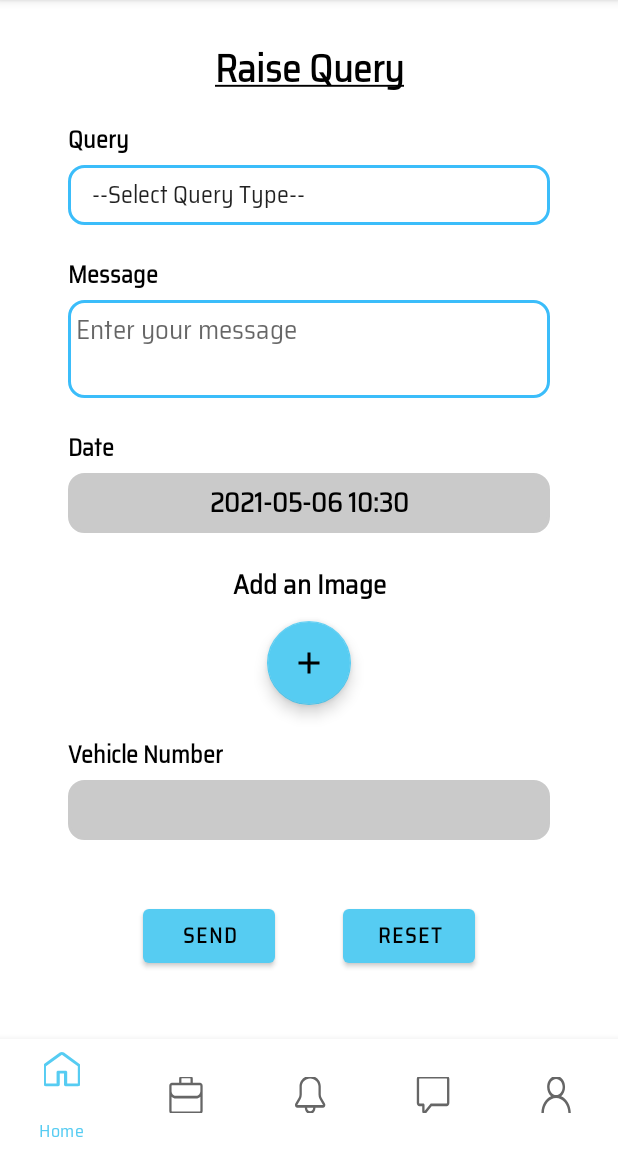
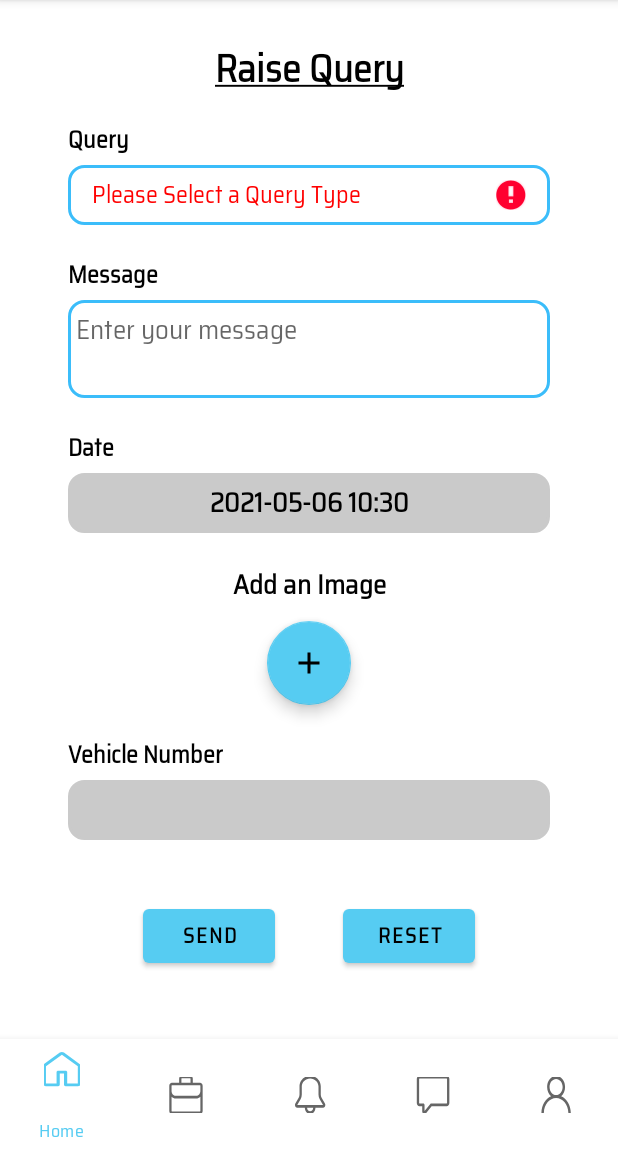
Before and after one commit to shivamsharma01/ParkMe, an Android app: the fragment RaiseQueryFragment placed in its activity, after a tap on "SEND", on a phone screen of 412 x 824 dp, the part 84-1236 px from its top. Run offline under Robolectric (Android 15) with nearby library versions, the phone set to English and light mode, and no system bars; our stand-ins replace Volley; libraries missing offline, so code that uses them is left out: com.google.mlkit.vision, com.theartofdev.edmodo; network calls fail.

```diff
--- a/app/src/main/java/com/android/parkme/RaiseQueryFragment.java
+++ b/app/src/main/java/com/android/parkme/RaiseQueryFragment.java
@@ -11,6 +11,7 @@ import android.content.Context;
 import android.content.Intent;
 import android.content.SharedPreferences;
 import android.graphics.Bitmap;
+import android.graphics.Color;
 import android.os.AsyncTask;
 import android.os.Bundle;
 import android.provider.MediaStore;
@@ -23,6 +24,7 @@ import android.widget.Button;
 import android.widget.EditText;
 import android.widget.ImageView;
 import android.widget.Spinner;
+import android.widget.TextView;
 
 import androidx.annotation.NonNull;
 import androidx.annotation.Nullable;
@@ -39,6 +41,7 @@ import com.android.volley.toolbox.JsonObjectRequest;
 import com.android.volley.toolbox.JsonRequest;
 import com.android.volley.toolbox.Volley;
 import com.google.android.material.floatingactionbutton.FloatingActionButton;
+import com.google.android.material.textview.MaterialTextView;
 import com.google.mlkit.vision.common.InputImage;
 import com.google.mlkit.vision.text.Text;
 import com.google.mlkit.vision.text.TextRecognition;
@@ -62,6 +65,7 @@ public class RaiseQueryFragment extends Fragment {
     private ArrayAdapter<String> queryTypeAdaptor;
     private Spinner queryTypeDropdown;
     private EditText dateText, messageText, vehicleNumber;
+    private MaterialTextView addImageError;
     private ImageView clickedImage;
     private FloatingActionButton addImage;
     private Button resetBtn, sendBtn;
@@ -94,7 +98,7 @@ public class RaiseQueryFragment extends Fragment {
                 getResources().getStringArray(R.array.query_types_array));
         queryTypeAdaptor.setDropDownViewResource(android.R.layout.simple_spinner_dropdown_item);
 
-        queryTypeDropdown = (Spinner) view.findViewById(R.id.dropdown_query_types);
+        queryTypeDropdown = view.findViewById(R.id.dropdown_query_types);
         messageText = view.findViewById(R.id.message_text);
         vehicleNumber = view.findViewById(R.id.number_value);
         clickedImage = view.findViewById(R.id.clicked_image);
@@ -102,11 +106,13 @@ public class RaiseQueryFragment extends Fragment {
         addImage = view.findViewById(R.id.add_image_button);
         dateText = view.findViewById(R.id.date_value);
         resetBtn = view.findViewById(R.id.reset_button);
+        addImageError = view.findViewById(R.id.add_image_error);
 
         queryTypeDropdown.setAdapter(queryTypeAdaptor);
         dateText.setText(new SimpleDateFormat("YYYY-MM-dd HH:mm").format(new Date()));
 
         addImage.setOnClickListener(v -> {
+            addImageError.setVisibility(View.GONE);
             if (Functions.checkAndRequestPermissions(getActivity())) {
                 CropImage.activity().start(getContext(), RaiseQueryFragment.this);
             }
@@ -122,12 +128,38 @@ public class RaiseQueryFragment extends Fragment {
         });
     }
 
+    public  boolean checkValidation() {
+        if (queryTypeDropdown.getSelectedItem().toString().equals("--Select Query Type--")) {
+            TextView errorText = (TextView)queryTypeDropdown.getSelectedView();
+            errorText.setError("");
+            errorText.setTextColor(Color.RED);//just to highlight that this is an error
+            errorText.setText("Please Select a Query Type");//changes the selected item text to this
+            queryTypeDropdown.requestFocus();
+            return false;
+        } else if (messageText.length() <= 0) {
+            messageText.requestFocus();
+            messageText.setError("Enter Message");
+            return false;
+        } else if(clickedImage.getDrawable() == null){
+            addImageError.setTextColor(Color.RED);
+            addImageError.setText("Please Click Vehicle Number Plate Image");
+            addImageError.setVisibility(View.VISIBLE);
+            return false;
+        } else if (vehicleNumber.length() <= 0) {
+            vehicleNumber.requestFocus();
+            vehicleNumber.setError("Enter vehicleNumber if not Extracted correctly by Image");
+            return false;
+        } else {
+            return true;
+        }
+    }
+
     private void raiseQuery() {
-        if (Functions.networkCheck(getContext())) {
+        if (checkValidation() && Functions.networkCheck(getContext())) {
             try {
-                 ByteArrayOutputStream bos = new ByteArrayOutputStream();
-                 bitmap.compress(Bitmap.CompressFormat.PNG, 100, bos);
-                 bArray = bos.toByteArray();
+                ByteArrayOutputStream bos = new ByteArrayOutputStream();
+                bitmap.compress(Bitmap.CompressFormat.PNG, 100, bos);
+                bArray = bos.toByteArray();
                 String url = getResources().getString(R.string.url).concat(APIs.raiseQuery);
                 Log.i(TAG, "Raising Query " + url);
                 requestObject = new JSONObject();
--- a/app/src/main/java/com/android/parkme/service/MessagingService.java
+++ b/app/src/main/java/com/android/parkme/service/MessagingService.java
@@ -94,7 +94,6 @@ public class MessagingService extends FirebaseMessagingService {
                     Long.parseLong(m.get(Globals.TIME)),
                     m.get(Globals.CHAT_MESSAGE));
             chat.setStatus(1);
-            chat.setMsgId(Long.parseLong(m.get(Globals.MSG_ID)));
             saveChat(chat);
         }
     }
--- a/app/src/main/java/com/android/parkme/utils/Globals.java
+++ b/app/src/main/java/com/android/parkme/utils/Globals.java
@@ -55,5 +55,4 @@ public class Globals {
     public static final int VIEW_TYPE_SENDER = 0;
     public static final int VIEW_TYPE_RECEIVER = 1;
 
-    public static final String MSG_ID = "MSG_ID";
 }
--- a/app/src/main/res/layout/fragment_raise_query.xml
+++ b/app/src/main/res/layout/fragment_raise_query.xml
@@ -130,7 +130,18 @@
                 app:layout_constraintEnd_toEndOf="parent"
                 app:layout_constraintStart_toStartOf="parent"
                 app:layout_constraintTop_toBottomOf="@+id/date_value" />
-
+            <TextView
+                android:id="@+id/add_image_error"
+                android:layout_width="wrap_content"
+                android:layout_height="wrap_content"
+                android:layout_marginTop="20dp"
+                android:textColor="@color/black"
+                android:textSize="18sp"
+                android:textStyle="bold"
+                android:visibility="gone"
+                app:layout_constraintEnd_toEndOf="parent"
+                app:layout_constraintStart_toStartOf="parent"
+                app:layout_constraintTop_toBottomOf="@+id/add_image_heading" />
             <com.google.android.material.floatingactionbutton.FloatingActionButton
                 android:id="@+id/add_image_button"
                 android:layout_width="wrap_content"
@@ -140,7 +151,7 @@
                 app:backgroundTint="@color/blue"
                 app:layout_constraintEnd_toEndOf="parent"
                 app:layout_constraintStart_toStartOf="parent"
-                app:layout_constraintTop_toBottomOf="@+id/add_image_heading"
+                app:layout_constraintTop_toBottomOf="@+id/add_image_error"
                 app:srcCompat="@drawable/ic_baseline_add_24" />
 
             <ImageView
--- a/build.gradle
+++ b/build.gradle
@@ -1,8 +1,8 @@
 // Top-level build file where you can add configuration options common to all sub-projects/modules.
 buildscript {
     repositories {
+        jcenter()
         google()
-        jcenter()
     }
     dependencies {
         classpath 'com.android.tools.build:gradle:4.2.0'
@@ -12,8 +12,8 @@ buildscript {
 
 allprojects {
     repositories {
+        jcenter()
         google()
-        jcenter()
     }
 }
 
```
Also changed, not shown: app/src/main/java/com/android/parkme/chat/ChatFragment.java (+10 -13 lines), app/src/main/java/com/android/parkme/chat/RaisedFragment.java (+12 -0 lines), app/src/main/java/com/android/parkme/chat/ReceivedFragment.java (+13 -5 lines).
